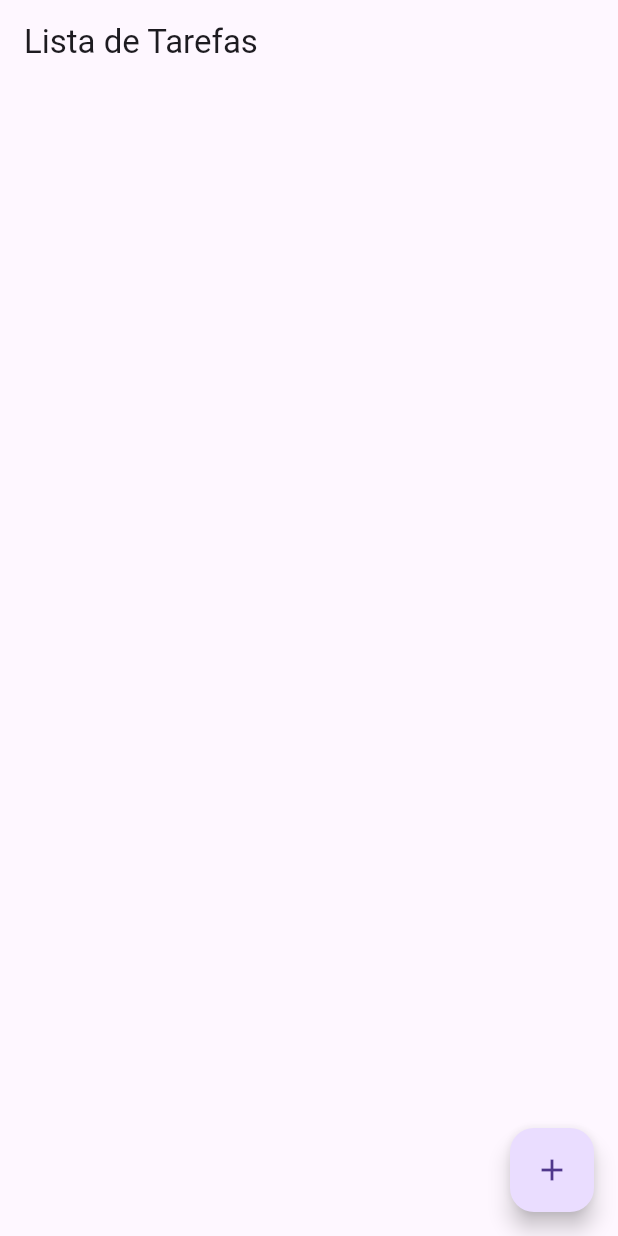
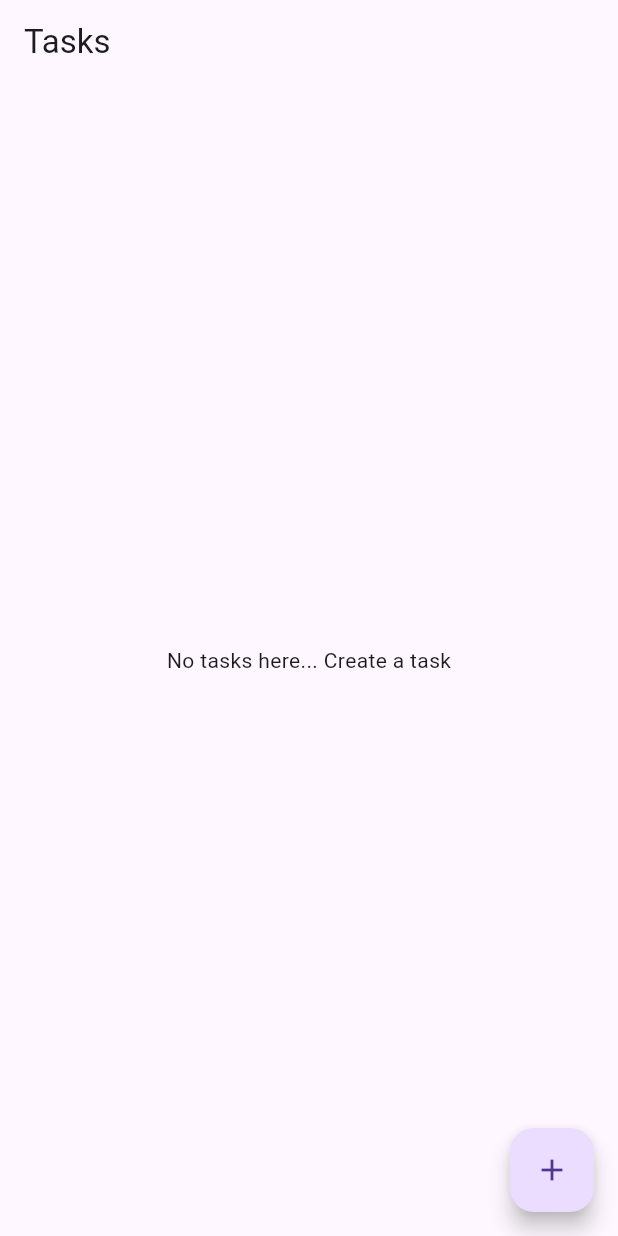
Before and after one commit to eikeshelton/atividade-flutter, a Flutter app: the screen it shows after launch, on a phone screen of 412 x 824 dp. Run offline on Flutter 3.47's test engine with Material 3 defaults, Android fonts, the phone set to English and light mode, and no system bars.

Commit message:
alteraçoes 28/04/24

```diff
--- a/lib/main.dart
+++ b/lib/main.dart
@@ -1,122 +1,37 @@
 import 'package:flutter/material.dart';
+import 'package:provider/provider.dart';
+import 'package:atividade_flutter/provider/task_provider.dart';
+import 'package:atividade_flutter/routes.dart';
+import 'package:atividade_flutter/view/add_task/add_task.dart';
+import 'package:atividade_flutter/view/task_list/task_list.dart';
 
 void main() {
-  runApp(const MyApp());
+  runApp(const MainApp());
 }
 
-class MyApp extends StatelessWidget {
-  const MyApp({super.key});
+class MainApp extends StatefulWidget {
+  const MainApp({super.key});
 
-  // This widget is the root of your application.
+  @override
+  State<MainApp> createState() => _MainAppState();
+}
+
+class _MainAppState extends State<MainApp> {
   @override
   Widget build(BuildContext context) {
-    return MaterialApp(
-      title: 'Lista de Tarefas',
-      home: HomeScreen(),
-    );
-  }
-}
-
-class HomeScreen extends StatefulWidget {
-  @override
-  _HomeScreenState createState() => _HomeScreenState();
-}
-
-class _HomeScreenState extends State<HomeScreen> {
-  List<String> _tasks = [];
-
-  void _navigateToAddTaskScreen(BuildContext context) async {
-    final String? newTask = await Navigator.push(
-      context,
-      MaterialPageRoute(builder: (context) => AddTaskScreen()),
-    );
-
-    if (newTask != null && newTask.isNotEmpty) {
-      setState(() {
-        _tasks.add(newTask);
-      });
-    }
-  }
-
-  @override
-  Widget build(BuildContext context) {
-    return Scaffold(
-      appBar: AppBar(
-        title: Text('Lista de Tarefas'),
-      ),
-      body: ListView.builder(
-        itemCount: _tasks.length,
-        itemBuilder: (context, index) {
-          final task = _tasks[index];
-          return Dismissible(
-            key: ValueKey(task),
-            background: Container(
-              color: Colors.red,
-              child: Padding(
-                padding: EdgeInsets.only(left: 16),
-                child: Align(
-                  alignment: Alignment.centerLeft,
-                  child: Icon(Icons.delete, color: Colors.white),
-                ),
-              ),
-            ),
-            onDismissed: (direction) {
-              setState(() {
-                _tasks.removeAt(index);
-              });
-            },
-            child: ListTile(
-              title: Text(task),
-            ),
-          );
+    return MultiProvider(
+      providers: [
+        ChangeNotifierProvider<TaskProvider>(
+            create: (context) => TaskProvider())
+      ],
+      child: MaterialApp(
+        debugShowCheckedModeBanner: false,
+        initialRoute: AppRoutes.home,
+        routes: {
+          AppRoutes.home: (context) => TaskListPage(),
+          AppRoutes.add: (context) => AddTaskPage()
         },
-      ),
-      floatingActionButton: FloatingActionButton(
-        onPressed: () => _navigateToAddTaskScreen(context),
-        child: Icon(Icons.add),
-        tooltip: 'Adicionar Tarefa',
       ),
     );
   }
 }
-
-class AddTaskScreen extends StatefulWidget {
-  @override
-  _AddTaskScreenState createState() => _AddTaskScreenState();
-}
-
-class _AddTaskScreenState extends State<AddTaskScreen> {
-  final TextEditingController _taskController = TextEditingController();
-
-  void _addTask() {
-    Navigator.pop(context, _taskController.text);
-  }
-
-  @override
-  Widget build(BuildContext context) {
-    return Scaffold(
-      appBar: AppBar(
-        title: Text('Adicionar Tarefa'),
-      ),
-      body: Padding(
-        padding: EdgeInsets.all(16),
-        child: Column(
-          crossAxisAlignment: CrossAxisAlignment.stretch,
-          children: [
-            TextField(
-              controller: _taskController,
-              decoration: InputDecoration(
-                labelText: 'Título da Tarefa',
-              ),
-            ),
-            SizedBox(height: 16),
-            ElevatedButton(
-              onPressed: _addTask,
-              child: Text('Adicionar'),
-            ),
-          ],
-        ),
-      ),
-    );
-  }
-}
--- a/lib/routes.dart
+++ b/lib/routes.dart
@@ -1,4 +1,4 @@
 class AppRoutes {
   static const home = '/home';
-  static const add = '/add';
+  static const add = '/adicionar';
 }
--- a/lib/view/task_list/task_list.dart
+++ b/lib/view/task_list/task_list.dart
@@ -0,0 +1,38 @@
+// ignore_for_file: must_be_immutable
+
+import 'package:flutter/material.dart';
+import 'package:provider/provider.dart';
+import 'package:atividade_flutter/provider/task_provider.dart';
+import 'package:atividade_flutter/routes.dart';
+import 'package:atividade_flutter/view/task_list/task_card.dart';
+
+class TaskListPage extends StatelessWidget {
+  TaskListPage({super.key});
+
+  @override
+  Widget build(BuildContext context) {
+    return Consumer<TaskProvider>(
+      builder: (BuildContext context, TaskProvider provider, Widget? child) =>
+          Scaffold(
+        appBar: AppBar(
+          title: const Text('Tasks'),
+        ),
+        body: provider.tasks.isEmpty
+            ? const Center(
+                child: Text('No tasks here... Create a task'),
+              )
+            : ListView.builder(
+                itemCount: provider.tasks.length,
+                itemBuilder: (context, index) => TaskCard(
+                    task: provider.tasks.elementAt(index), onRemove: (task) {}),
+              ),
+        floatingActionButton: FloatingActionButton(
+          child: const Icon(Icons.add),
+          onPressed: () {
+            Navigator.of(context).pushNamed(AppRoutes.add);
+          },
+        ),
+      ),
+    );
+  }
+}
```
Also changed, not shown: lib/view/add_task/add_task.dart (+6 -7 lines).
